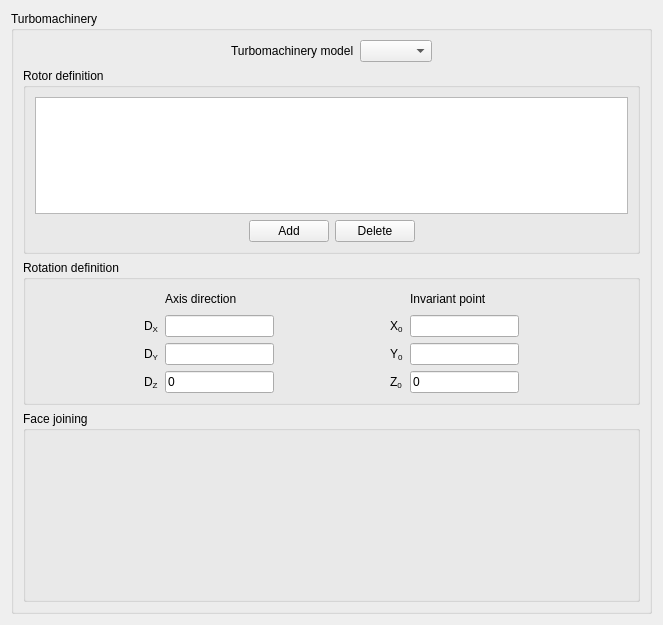
Qt form gui/Pages/TurboMachineryForm.ui (code-saturne/code_saturne) before a commit.
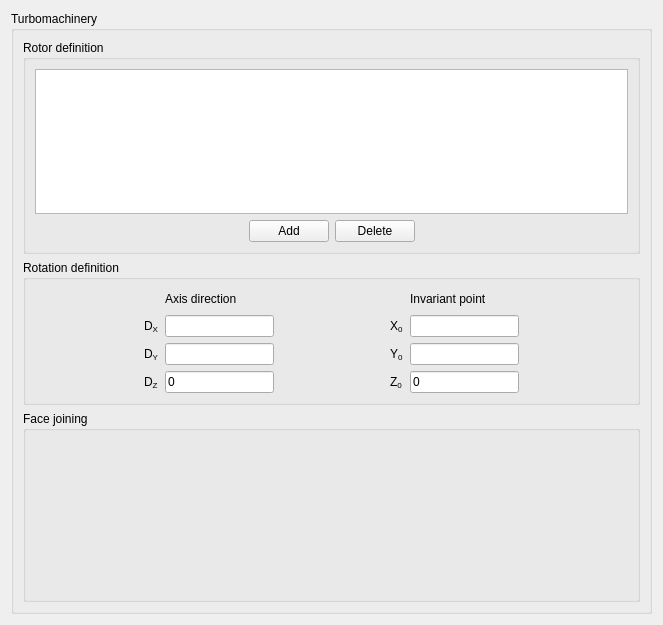
The same form after that commit. Custom widgets are drawn as their Qt base class.

The edit to the form file:
```diff
--- a/gui/Pages/TurboMachineryForm.ui
+++ b/gui/Pages/TurboMachineryForm.ui
@@ -23,57 +23,7 @@
       <string>Turbomachinery</string>
      </property>
      <layout class="QGridLayout" name="gridLayout_3">
-      <item row="0" column="0">
-       <layout class="QHBoxLayout" name="horizontalLayout">
-        <item>
-         <spacer name="horizontalSpacer">
-          <property name="orientation">
-           <enum>Qt::Horizontal</enum>
-          </property>
-          <property name="sizeHint" stdset="0">
-           <size>
-            <width>13</width>
-            <height>20</height>
-           </size>
-          </property>
-         </spacer>
-        </item>
-        <item>
-         <widget class="QLabel" name="label">
-          <property name="toolTip">
-           <string>&lt;html&gt;&lt;head/&gt;&lt;body&gt;&lt;p&gt;&lt;span style=&quot; font-size:9pt;&quot;&gt;Select the turbomachinery model between a full transient simulation or a frozen rotor model.&lt;/span&gt;&lt;/p&gt;&lt;p&gt;&lt;span style=&quot; font-size:9pt;&quot;&gt;(Code_Saturne key word: &lt;/span&gt;&lt;span style=&quot; font-size:9pt; font-weight:600;&quot;&gt;ITURBO&lt;/span&gt;&lt;span style=&quot; font-size:9pt;&quot;&gt;)&lt;/span&gt;&lt;/p&gt;&lt;/body&gt;&lt;/html&gt;</string>
-          </property>
-          <property name="text">
-           <string>Turbomachinery model</string>
-          </property>
-         </widget>
-        </item>
-        <item>
-         <widget class="QComboBox" name="comboBoxTurboMachineryType">
-          <property name="toolTip">
-           <string>&lt;html&gt;&lt;head/&gt;&lt;body&gt;&lt;p&gt;&lt;span style=&quot; font-size:9pt;&quot;&gt;Select the turbomachinery model between a full transient simulation or a frozen rotor model.&lt;/span&gt;&lt;/p&gt;&lt;p&gt;&lt;span style=&quot; font-size:9pt;&quot;&gt;(Code_Saturne key word: &lt;/span&gt;&lt;span style=&quot; font-size:9pt; font-weight:600;&quot;&gt;ITURBO&lt;/span&gt;&lt;span style=&quot; font-size:9pt;&quot;&gt;)&lt;/span&gt;&lt;/p&gt;&lt;/body&gt;&lt;/html&gt;</string>
-          </property>
-          <property name="sizeAdjustPolicy">
-           <enum>QComboBox::AdjustToContents</enum>
-          </property>
-         </widget>
-        </item>
-        <item>
-         <spacer name="horizontalSpacer_2">
-          <property name="orientation">
-           <enum>Qt::Horizontal</enum>
-          </property>
-          <property name="sizeHint" stdset="0">
-           <size>
-            <width>13</width>
-            <height>20</height>
-           </size>
-          </property>
-         </spacer>
-        </item>
-       </layout>
-      </item>
-      <item row="3" column="0">
+      <item row="2" column="0">
        <widget class="QGroupBox" name="groupBoxJoin">
         <property name="toolTip">
          <string>&lt;html&gt;&lt;head/&gt;&lt;body&gt;&lt;p&gt;&lt;span style=&quot; font-size:9pt;&quot;&gt;Join abutting boundary faces (conforming or not); joined faces become interior faces.&lt;/span&gt;&lt;/p&gt;&lt;/body&gt;&lt;/html&gt;</string>
@@ -94,16 +44,7 @@
             <enum>QFrame::Raised</enum>
            </property>
            <layout class="QGridLayout" name="_8">
-            <property name="leftMargin">
-             <number>0</number>
-            </property>
-            <property name="topMargin">
-             <number>0</number>
-            </property>
-            <property name="rightMargin">
-             <number>0</number>
-            </property>
-            <property name="bottomMargin">
+            <property name="margin">
              <number>0</number>
             </property>
             <property name="spacing">
@@ -144,7 +85,7 @@
         </layout>
        </widget>
       </item>
-      <item row="2" column="0">
+      <item row="1" column="0">
        <widget class="QGroupBox" name="groupBoxRotation">
         <property name="toolTip">
          <string>&lt;html&gt;&lt;head/&gt;&lt;body&gt;&lt;p&gt;&lt;span style=&quot; font-size:9pt;&quot;&gt;Rotation defined by angle in degrees, an axis vector (does not need to be normalized), and coordinates of an invariant point.&lt;/span&gt;&lt;/p&gt;&lt;/body&gt;&lt;/html&gt;</string>
@@ -456,7 +397,7 @@
         </layout>
        </widget>
       </item>
-      <item row="1" column="0">
+      <item row="0" column="0">
        <widget class="QGroupBox" name="groupBoxDefineTurboMachinery">
         <property name="toolTip">
          <string>&lt;html&gt;&lt;head/&gt;&lt;body&gt;&lt;p&gt;&lt;span style=&quot; font-size:9pt;&quot;&gt;Define the rotor by specifiying a rotation velocity in radians and a selection criteria to delineate the rotor zone.&lt;/span&gt;&lt;/p&gt;&lt;/body&gt;&lt;/html&gt;</string>
@@ -473,16 +414,7 @@
            <property name="spacing">
             <number>6</number>
            </property>
-           <property name="leftMargin">
-            <number>0</number>
-           </property>
-           <property name="topMargin">
-            <number>0</number>
-           </property>
-           <property name="rightMargin">
-            <number>0</number>
-           </property>
-           <property name="bottomMargin">
+           <property name="margin">
             <number>0</number>
            </property>
            <item>
@@ -503,16 +435,7 @@
              <property name="spacing">
               <number>6</number>
              </property>
-             <property name="leftMargin">
-              <number>0</number>
-             </property>
-             <property name="topMargin">
-              <number>0</number>
-             </property>
-             <property name="rightMargin">
-              <number>0</number>
-             </property>
-             <property name="bottomMargin">
+             <property name="margin">
               <number>0</number>
              </property>
              <item>
```
